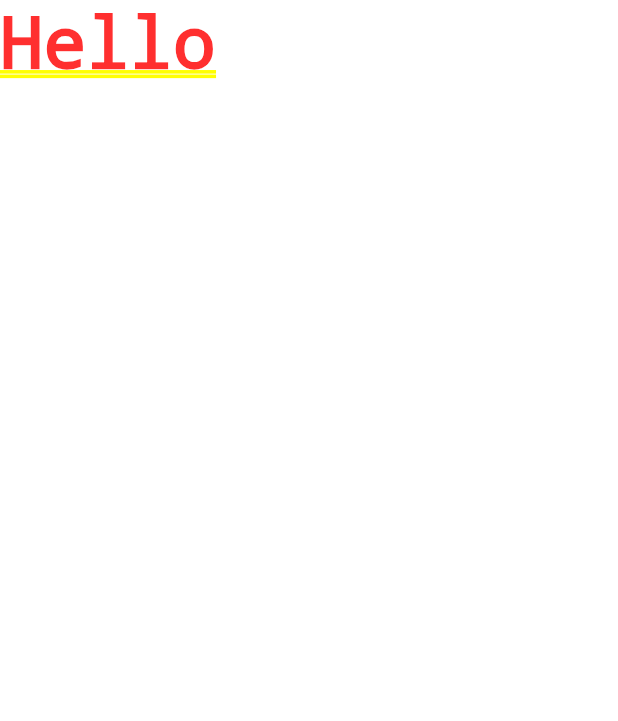
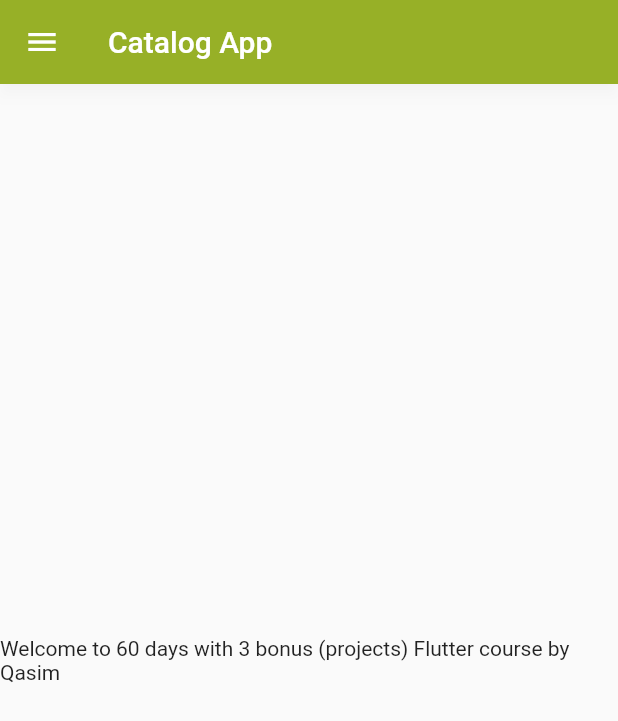
Before and after one commit to Qasim-Maalik/30DaysOfFlutter, a Flutter app: the screen it shows after launch, on a phone screen of 412 x 824 dp. Shown: the top 721 px of the screen. Run offline on Flutter 3.47's test engine with Material 2 defaults, Android fonts, the phone set to English and light mode, and no system bars.

Commit message:
Day 2 completed

```diff
--- /dev/null
+++ b/lib/home.dart
@@ -0,0 +1,26 @@
+import 'package:flutter/material.dart';
+
+class HomePage extends StatelessWidget {
+  final int days = 60;
+  final int additional = 3;
+  final String instructor = 'Qasim';
+  @override
+  Widget build(BuildContext context) {
+    return Scaffold(
+      appBar: AppBar(
+        title: Text("Catalog App"),
+        backgroundColor: Color.fromARGB(255, 151, 176, 39),
+        shadowColor: Colors.black12,
+      ),
+      body: Center(
+        child: Container(
+          child: Text(
+              "Welcome to ${days.round()} days with $additional bonus (projects) Flutter course by $instructor"),
+        ),
+      ),
+      drawer: Drawer(
+        backgroundColor: Color.fromARGB(255, 106, 106, 216),
+      ),
+    );
+  }
+}
--- a/lib/main.dart
+++ b/lib/main.dart
@@ -1,14 +1,14 @@
 import 'package:flutter/material.dart';
+import 'package:flutter_catalog/home.dart';
 
 void main() {
   runApp(MyApp());
-  print('Done');
+  //print('Done');
 }
 
 class MyApp extends StatelessWidget {
+  @override
   Widget build(BuildContext context) {
-    return const MaterialApp(
-      home: Text('Hello'),
-    );
+    return MaterialApp(home: HomePage());
   }
 }
```
